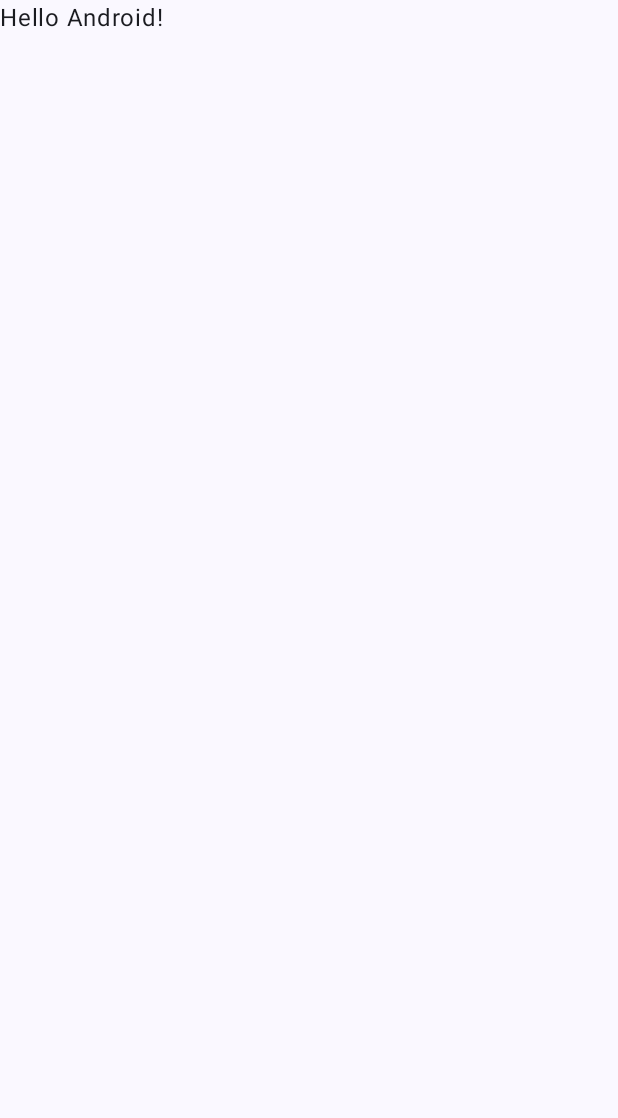
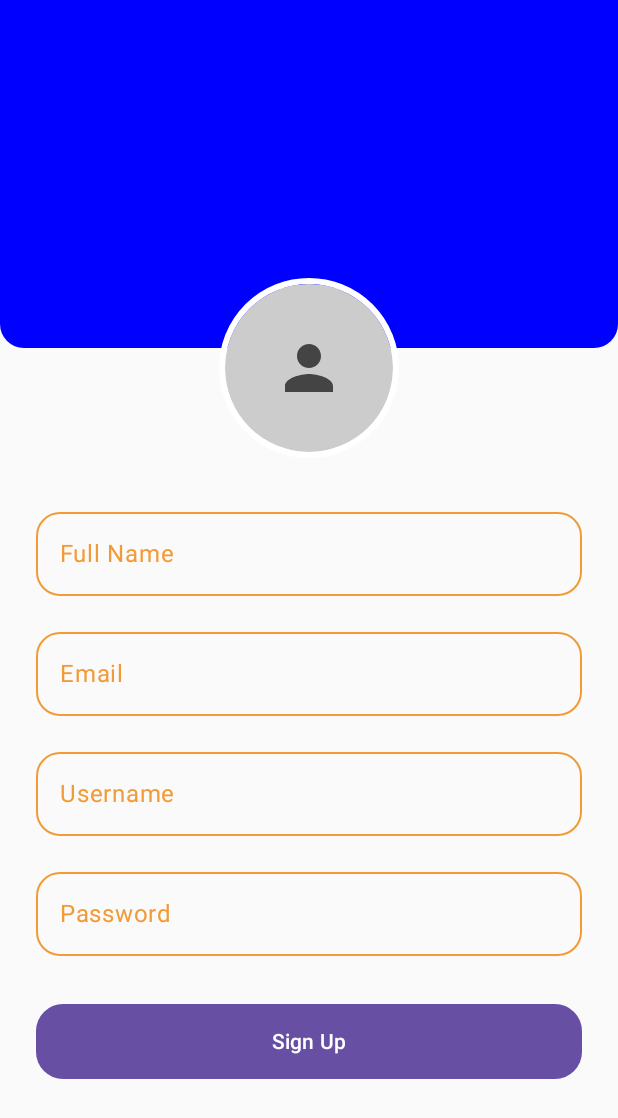
Before and after one commit to AvinashKumar077/PlayBox-Android, an Android app built with Jetpack Compose: the screen it shows after launch (MainActivity before the commit, AuthActivity after it), on a phone screen of 412 x 824 dp. Before the commit the part shown is almost empty. Shown: the top 1118 px of the screen. Run offline under Robolectric (Android 15) with nearby library versions, the phone set to English and light mode, and no system bars; our stand-ins replace Dagger/Hilt's generated code; pictures from the network do not load.

Commit message:
ADDED: added code for the ui of the sign up screen

```diff
--- a/app/src/main/AndroidManifest.xml
+++ b/app/src/main/AndroidManifest.xml
@@ -1,6 +1,8 @@
 <?xml version="1.0" encoding="utf-8"?>
 <manifest xmlns:android="http://schemas.android.com/apk/res/android"
     xmlns:tools="http://schemas.android.com/tools">
+
+    <uses-permission android:name="android.permission.INTERNET"/>
 
     <application
         android:allowBackup="true"
@@ -11,7 +13,9 @@
         android:roundIcon="@mipmap/ic_launcher_round"
         android:supportsRtl="true"
         android:theme="@style/Theme.PlayBox"
-        tools:targetApi="31">
+        tools:targetApi="31"
+        android:name=".PlayBoxApp"
+        >
         <activity
             android:name=".MainActivity"
             android:exported="true"
--- a/app/src/main/java/com/martin/playbox/MainActivity.kt
+++ b/app/src/main/java/com/martin/playbox/MainActivity.kt
@@ -1,5 +1,6 @@
 package com.martin.playbox
 
+import android.content.Intent
 import android.os.Bundle
 import androidx.activity.ComponentActivity
 import androidx.activity.compose.setContent
@@ -11,37 +12,25 @@ import androidx.compose.material3.Text
 import androidx.compose.runtime.Composable
 import androidx.compose.ui.Modifier
 import androidx.compose.ui.tooling.preview.Preview
+import com.martin.auth.AuthActivity
 import com.martin.playbox.ui.theme.PlayBoxTheme
 
 class MainActivity : ComponentActivity() {
     override fun onCreate(savedInstanceState: Bundle?) {
         super.onCreate(savedInstanceState)
+        val intent = Intent(this, AuthActivity::class.java)
+        startActivity(intent)
+        finish()
         enableEdgeToEdge()
-        setContent {
-            PlayBoxTheme {
-                Scaffold(modifier = Modifier.fillMaxSize()) { innerPadding ->
-                    Greeting(
-                        name = "Android",
-                        modifier = Modifier.padding(innerPadding)
-                    )
-                }
-            }
-        }
+//        setContent {
+//            PlayBoxTheme {
+//                Scaffold(modifier = Modifier.fillMaxSize()) { innerPadding ->
+//                    Greeting(
+//                        name = "Android",
+//                        modifier = Modifier.padding(innerPadding)
+//                    )
+//                }
+//            }
+//        }
     }
 }
-
-@Composable
-fun Greeting(name: String, modifier: Modifier = Modifier) {
-    Text(
-        text = "Hello $name!",
-        modifier = modifier
-    )
-}
-
-@Preview(showBackground = true)
-@Composable
-fun GreetingPreview() {
-    PlayBoxTheme {
-        Greeting("Android")
-    }
-}
--- a/auth/build.gradle.kts
+++ b/auth/build.gradle.kts
@@ -3,7 +3,7 @@ plugins {
     alias(libs.plugins.kotlin.android)
     id("kotlin-kapt")
     id("com.google.dagger.hilt.android")
-    alias(libs.plugins.kotlin.compose)
+    alias(libs.plugins.compose.compiler)
 }
 
 android {
@@ -46,6 +46,8 @@ dependencies {
     implementation(libs.androidx.lifecycle.runtime.ktx)
     implementation(libs.androidx.activity.compose)
     implementation(platform(libs.androidx.compose.bom))
+    implementation(libs.androidx.runtime)
+    implementation(libs.coil.compose)
     implementation(libs.androidx.ui)
     implementation(libs.androidx.ui.graphics)
     implementation(libs.androidx.ui.tooling.preview)
--- a/auth/src/main/AndroidManifest.xml
+++ b/auth/src/main/AndroidManifest.xml
@@ -1,6 +1,6 @@
 <?xml version="1.0" encoding="utf-8"?>
 <manifest xmlns:android="http://schemas.android.com/apk/res/android">
-
+<uses-permission android:name="android.permission.INTERNET"/>
     <application>
         <activity
             android:name=".AuthActivity"
--- /dev/null
+++ b/auth/src/main/java/com/martin/auth/AuthScreen.kt
@@ -0,0 +1,230 @@
+package com.martin.auth
+
+import android.net.Uri
+import androidx.activity.compose.rememberLauncherForActivityResult
+import androidx.activity.result.contract.ActivityResultContracts
+import androidx.compose.foundation.background
+import androidx.compose.foundation.border
+import androidx.compose.foundation.clickable
+import androidx.compose.foundation.layout.Arrangement
+import androidx.compose.foundation.layout.Box
+import androidx.compose.foundation.layout.Column
+import androidx.compose.foundation.layout.Spacer
+import androidx.compose.foundation.layout.aspectRatio
+import androidx.compose.foundation.layout.fillMaxSize
+import androidx.compose.foundation.layout.fillMaxWidth
+import androidx.compose.foundation.layout.height
+import androidx.compose.foundation.layout.offset
+import androidx.compose.foundation.layout.padding
+import androidx.compose.foundation.layout.size
+import androidx.compose.foundation.shape.CircleShape
+import androidx.compose.foundation.shape.RoundedCornerShape
+import androidx.compose.material.icons.Icons
+import androidx.compose.material.icons.filled.Person
+import androidx.compose.material3.Button
+import androidx.compose.material3.Icon
+import androidx.compose.material3.OutlinedTextField
+import androidx.compose.material3.OutlinedTextFieldDefaults
+import androidx.compose.material3.Text
+import androidx.compose.material3.TextFieldDefaults
+import androidx.compose.runtime.Composable
+import androidx.compose.runtime.getValue
+import androidx.compose.runtime.mutableStateOf
+import androidx.compose.runtime.remember
+import androidx.compose.runtime.saveable.rememberSaveable
+import androidx.compose.runtime.setValue
+import androidx.compose.ui.Alignment
+import androidx.compose.ui.Modifier
+import androidx.compose.ui.draw.clip
+import androidx.compose.ui.graphics.Color
+import androidx.compose.ui.layout.ContentScale
+import androidx.compose.ui.platform.LocalConfiguration
+import androidx.compose.ui.platform.LocalDensity
+import androidx.compose.ui.text.input.PasswordVisualTransformation
+import androidx.compose.ui.text.input.VisualTransformation
+import androidx.compose.ui.tooling.preview.Preview
+import androidx.compose.ui.unit.dp
+import androidx.compose.ui.zIndex
+import coil.compose.AsyncImage
+
+@Composable
+fun AuthScreen(){
+    AuthScreenContent()
+}
+
+@Composable
+fun AuthScreenContent() {
+    val screenWidthDp = LocalConfiguration.current.screenWidthDp.dp
+    val offsetY = with(LocalDensity.current) { (screenWidthDp * 9f / 16f).toPx() * 0.8f }
+
+    var avatarUri by rememberSaveable { mutableStateOf<Uri?>(null) }
+    var coverUri by rememberSaveable { mutableStateOf<Uri?>(null) }
+
+    var fullName by rememberSaveable { mutableStateOf("") }
+    var email by rememberSaveable { mutableStateOf("") }
+    var username by rememberSaveable { mutableStateOf("") }
+    var password by rememberSaveable { mutableStateOf("") }
+
+    Box(modifier = Modifier.fillMaxSize()) {
+        // Cover image at the top
+        CoverImagePickerBox(
+            imageUri = coverUri,
+            modifier = Modifier
+                .fillMaxWidth()
+                .aspectRatio(16f / 9f),
+            onImageSelected = { coverUri = it }
+        )
+
+        // Main content overlaid
+        Column(
+            modifier = Modifier
+                .fillMaxSize()
+                .padding(horizontal = 24.dp)
+                .padding(top = with(LocalDensity.current) { offsetY.toDp() + 80.dp }),
+            horizontalAlignment = Alignment.CenterHorizontally,
+            verticalArrangement = Arrangement.Top
+        ) {
+            Spacer(modifier = Modifier.height(60.dp)) // Just below avatar
+
+            AuthTextField(value = fullName, onValueChange = { fullName = it }, label = "Full Name")
+            AuthTextField(value = email, onValueChange = { email = it }, label = "Email")
+            AuthTextField(value = username, onValueChange = { username = it }, label = "Username")
+            AuthTextField(value = password, onValueChange = { password = it }, label = "Password", isPassword = true)
+
+            Spacer(modifier = Modifier.height(24.dp))
+
+            Button(
+                onClick = { /* TODO: Trigger sign up */ },
+                modifier = Modifier
+                    .fillMaxWidth()
+                    .height(50.dp),
+                shape = RoundedCornerShape(18.dp)
+            ) {
+                Text("Sign Up")
+            }
+        }
+
+        // Avatar floating above
+        AvatarImagePickerBox(
+            imageUri = avatarUri,
+            modifier = Modifier
+                .size(120.dp)
+                .align(Alignment.TopCenter)
+                .offset(y = with(LocalDensity.current) { offsetY.toDp() })
+                .zIndex(1f),
+            onImageSelected = { avatarUri = it }
+        )
+    }
+}
+@Composable
+fun AuthTextField(
+    value: String,
+    onValueChange: (String) -> Unit,
+    label: String,
+    isPassword: Boolean = false
+) {
+    OutlinedTextField(
+        value = value,
+        onValueChange = onValueChange,
+        label = { Text(label) },
+        singleLine = true,
+        visualTransformation = if (isPassword) PasswordVisualTransformation() else VisualTransformation.None,
+        modifier = Modifier
+            .fillMaxWidth()
+            .padding(vertical = 8.dp),
+        shape = RoundedCornerShape(16.dp),
+        colors = OutlinedTextFieldDefaults.colors(
+            focusedBorderColor = Color(0xfff29a35),
+            unfocusedBorderColor = Color(0xfff29a35),
+            focusedTextColor = Color.Black,
+            unfocusedTextColor = Color.Gray,
+            focusedLabelColor = Color(0xfff29a35),
+            unfocusedLabelColor = Color(0xfff29a35),
+            cursorColor = Color.Black
+        )
+    )
+}
+
+
+
+
+
+
+@Composable
+fun CoverImagePickerBox(
+    imageUri: Uri?,
+    modifier: Modifier = Modifier,
+    onImageSelected: (Uri) -> Unit
+) {
+    val launcher = rememberLauncherForActivityResult(
+        contract = ActivityResultContracts.GetContent()
+    ) { uri -> uri?.let(onImageSelected) }
+
+    Box(
+        modifier = modifier
+            .clip(RoundedCornerShape(bottomStart = 16.dp, bottomEnd = 16.dp))
+            .clickable { launcher.launch("image/*") }
+            .background(Color.Blue),
+        contentAlignment = Alignment.Center
+    ) {
+        if (imageUri != null) {
+            AsyncImage(
+                model = imageUri,
+                contentDescription = "Cover Image",
+                modifier = Modifier.fillMaxSize(),
+                contentScale = ContentScale.Crop
+            )
+        }
+    }
+}
+
+@Composable
+fun AvatarImagePickerBox(
+    imageUri: Uri?,
+    modifier: Modifier = Modifier,
+    onImageSelected: (Uri) -> Unit
+) {
+    val launcher = rememberLauncherForActivityResult(
+        contract = ActivityResultContracts.GetContent()
+    ) { uri -> uri?.let(onImageSelected) }
+
+    Box(
+        modifier = modifier
+            .size(110.dp)
+            .border(4.dp, Color.White, CircleShape)
+            .padding(4.dp)
+            .clip(CircleShape)
+            .clickable { launcher.launch("image/*") }
+            .background(Color.LightGray),
+        contentAlignment = Alignment.Center
+    ) {
+        if (imageUri != null) {
+            AsyncImage(
+                model = imageUri,
+                contentDescription = "Avatar",
+                modifier = Modifier.fillMaxSize(),
+                contentScale = ContentScale.Crop
+            )
+        } else {
+            Icon(
+                imageVector = Icons.Default.Person,
+                contentDescription = "Placeholder Avatar",
+                tint = Color.DarkGray,
+                modifier = Modifier.size(48.dp)
+            )
+        }
+    }
+}
+
+
+
+
+
+
+
+
+@Preview(showBackground = true)
+@Composable
+fun AuthScreenPreview(){
+    AuthScreenContent()
+}
--- a/build.gradle.kts
+++ b/build.gradle.kts
@@ -2,7 +2,7 @@
 plugins {
     alias(libs.plugins.android.application) apply false
     alias(libs.plugins.kotlin.android) apply false
-    alias(libs.plugins.kotlin.compose) apply false
+    alias(libs.plugins.compose.compiler) apply false
     alias(libs.plugins.android.library) apply false
     id("com.google.dagger.hilt.android") version "2.52" apply false
 
--- a/core/build.gradle.kts
+++ b/core/build.gradle.kts
@@ -1,6 +1,7 @@
 plugins {
     alias(libs.plugins.android.library)
     alias(libs.plugins.kotlin.android)
+    alias(libs.plugins.compose.compiler)
     id("kotlin-kapt")
     id("com.google.dagger.hilt.android")
 }
@@ -45,6 +46,7 @@ dependencies {
     testImplementation(libs.junit)
     androidTestImplementation(libs.androidx.junit)
     androidTestImplementation(libs.androidx.espresso.core)
+    implementation("androidx.compose.runtime:runtime:1.7.8")
     implementation(libs.hilt.android)
     kapt(libs.hilt.android.compiler)
     debugImplementation (libs.library)
--- a/core/src/main/java/com/martin/core/db/User.kt
+++ b/core/src/main/java/com/martin/core/db/User.kt
@@ -6,7 +6,7 @@ import com.squareup.moshi.JsonClass
 @JsonClass(generateAdapter = true)
 data class User(
     @Json(name = "_id")
-    val userId: String? = null,
+    val userId: Long? = null,
     @Json(name = "userName")
     val userName: String? = null,
     @Json(name = "email")
--- a/core/src/main/java/com/martin/core/di/NetworkModule.kt
+++ b/core/src/main/java/com/martin/core/di/NetworkModule.kt
@@ -10,6 +10,7 @@ import com.squareup.moshi.Moshi
 import dagger.Module
 import dagger.Provides
 import dagger.hilt.InstallIn
+import dagger.hilt.android.qualifiers.ApplicationContext
 import dagger.hilt.components.SingletonComponent
 import okhttp3.OkHttpClient
 import okhttp3.logging.HttpLoggingInterceptor
@@ -39,7 +40,7 @@ object NetworkModule {
 
     @Provides
     @Singleton
-    fun provideCollector( context: Context): ChuckerCollector {
+    fun provideCollector( @ApplicationContext context: Context): ChuckerCollector {
         return ChuckerCollector(
             context = context,
             showNotification = true,
@@ -50,7 +51,7 @@ object NetworkModule {
     @Provides
     @Singleton
     fun provideChuckerInterceptor(
-        context: Context,
+        @ApplicationContext context: Context,
         collector: ChuckerCollector
     ): ChuckerInterceptor {
         return ChuckerInterceptor.Builder(context)
--- a/core/src/main/java/com/martin/core/pref/PrefUtils.kt
+++ b/core/src/main/java/com/martin/core/pref/PrefUtils.kt
@@ -1,6 +1,8 @@
 package com.martin.core.pref
 
 import android.content.Context
+import com.martin.core.db.User
+import com.martin.core.utils.isNullOrZero
 import dagger.hilt.android.qualifiers.ApplicationContext
 import javax.inject.Inject
 import javax.inject.Singleton
@@ -18,7 +20,7 @@ class PrefUtilsImpl @Inject constructor(
     private var user: User? = null
 
     override fun getUserDetails(): User? {
-        if (user?.customerId.isNullOrZero()) {
+        if (user?.userId.isNullOrZero()) {
             this.user = prefs.user
         }
         return user
--- a/core/src/main/java/com/martin/core/repository/SignUpRepository.kt
+++ b/core/src/main/java/com/martin/core/repository/AuthRepository.kt
@@ -4,6 +4,7 @@ import android.content.Context
 import com.martin.core.db.ResponseApp
 import com.martin.core.db.SignUpRequest
 import com.martin.core.db.SignUpResponse
+import com.martin.core.db.getResponse
 import com.martin.core.network.ApiService
 import com.martin.core.utils.extensions.toMultipartParts
 import jakarta.inject.Inject
@@ -11,9 +12,9 @@ import jakarta.inject.Inject
 class AuthRepository @Inject constructor(
     private val apiService: ApiService,
 ) {
-    suspend fun signUp(formData: SignUpRequest , context: Context): ResponseApp<SignUpResponse>{
+    suspend fun signUp(formData: SignUpRequest , context: Context): Pair<String?,SignUpResponse?>{
         val (dataMap,avatarPart,coverImagePart) = formData.toMultipartParts(context)
-        return apiService.signUp(dataMap,avatarPart,coverImagePart)
+        return apiService.signUp(dataMap,avatarPart,coverImagePart).getResponse()
     }
 
 }
```
Also changed, not shown: app/build.gradle.kts (+9 -1 lines), auth/src/main/java/com/martin/auth/AuthActivity.kt (+4 -24 lines), auth/src/main/java/com/martin/auth/AuthViewModel.kt (+6 -3 lines), core/src/main/java/com/martin/core/di/CoreModule.kt (added, +26 -0 lines), core/src/main/java/com/martin/core/pref/Prefs.kt (+32 -1 lines), core/src/main/java/com/martin/core/utils/CommonUtils.kt (added, +18 -0 lines), gradle/libs.versions.toml (+10 -3 lines).
